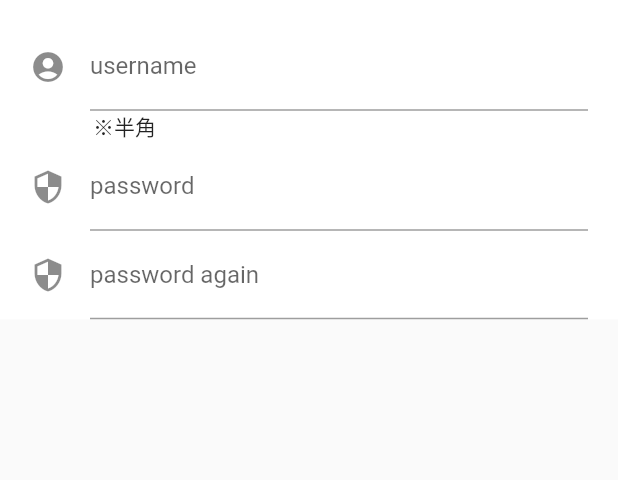
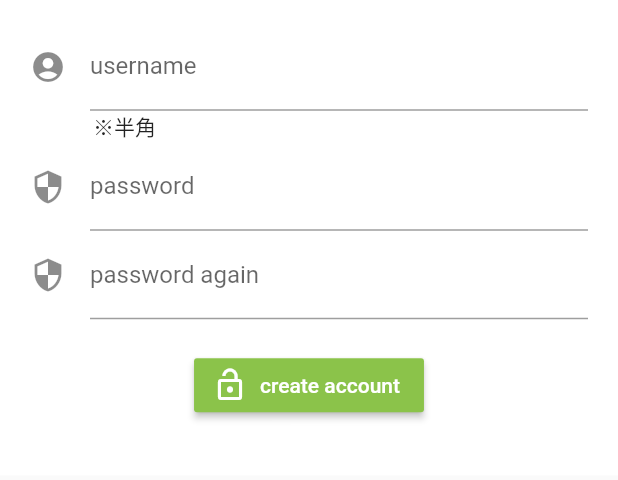
Before and after one commit to Nkoyama/CarOwnerConnect, a Flutter app: the CreateAccount screen opened directly, on a phone screen of 412 x 824 dp, the part 305-785 px from its top. Run offline on Flutter 3.47's test engine with Material 2 defaults, Android fonts, the phone set to English and light mode, and no system bars.

Commit message:
create account ボタン

```diff
--- a/car_owner_connect/lib/pages/createAccount.dart
+++ b/car_owner_connect/lib/pages/createAccount.dart
@@ -88,6 +88,13 @@ class CreateAccount extends StatelessWidget {
                   ],
                 ),
               ),
+
+              // create account button
+              Container(
+                padding: EdgeInsets.all(10),
+                child: CreateAccountResult(title: ''),
+              ),
+
             ],
           ),
         ),
@@ -96,3 +103,63 @@ class CreateAccount extends StatelessWidget {
     );
   }
 }
+
+class CreateAccountResult extends StatefulWidget {
+  CreateAccountResult({Key key, this.title}) : super(key: key);
+  final String title;
+
+  @override
+  CreateAccountState createState() => new CreateAccountState();
+}
+
+class CreateAccountState extends State<CreateAccountResult> {
+  String createAccountMessage = "";
+
+  @override
+  Widget build(BuildContext context) {
+    return SingleChildScrollView(
+      child: Column(
+          children: <Widget> [
+            // sign in button
+            Container(
+              padding: EdgeInsets.all(10),
+              child: RaisedButton.icon(
+                icon: Icon(
+                  Icons.lock_open,
+                  color: Colors.white,
+                ),
+                label: Text("create account"),
+                onPressed: () {
+                  createAccount();
+                },
+                color: Colors.lightGreen,
+                textColor: Colors.white,
+              ),
+            ),
+
+            Container(
+              padding: EdgeInsets.all(0),
+              child: Text(
+                  createAccountMessage,
+                  style: TextStyle(
+                      color: Colors.red
+                  )
+              ),
+            )
+          ]
+      ),
+    );
+  }
+
+  void createAccount() {
+    if(this.createAccountMessage.length > 0) {
+      setState(() {
+        this.createAccountMessage = "";
+      });
+    } else {
+      setState(() {
+        this.createAccountMessage = "failed to create account.";
+      });
+    }
+  }
+}
```
